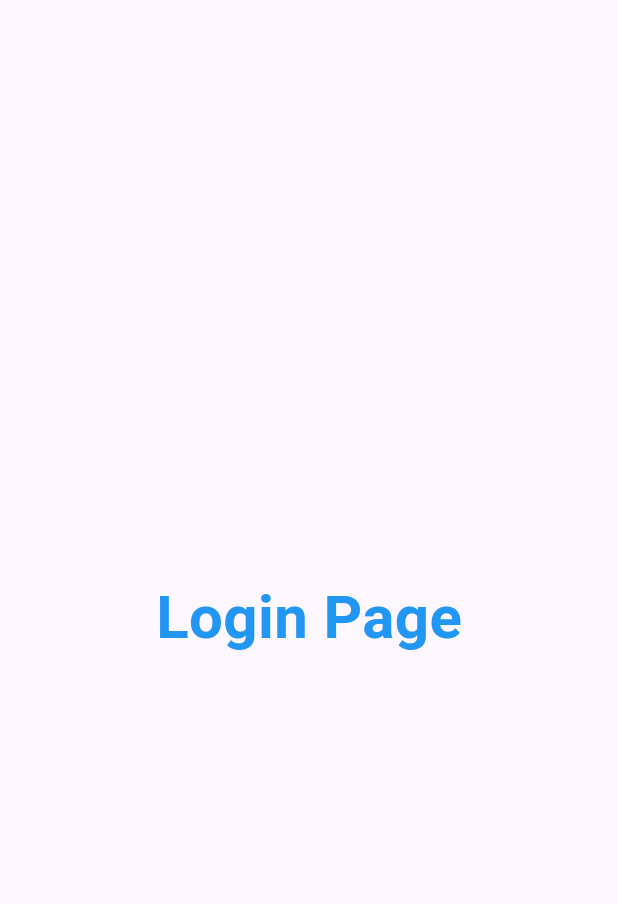
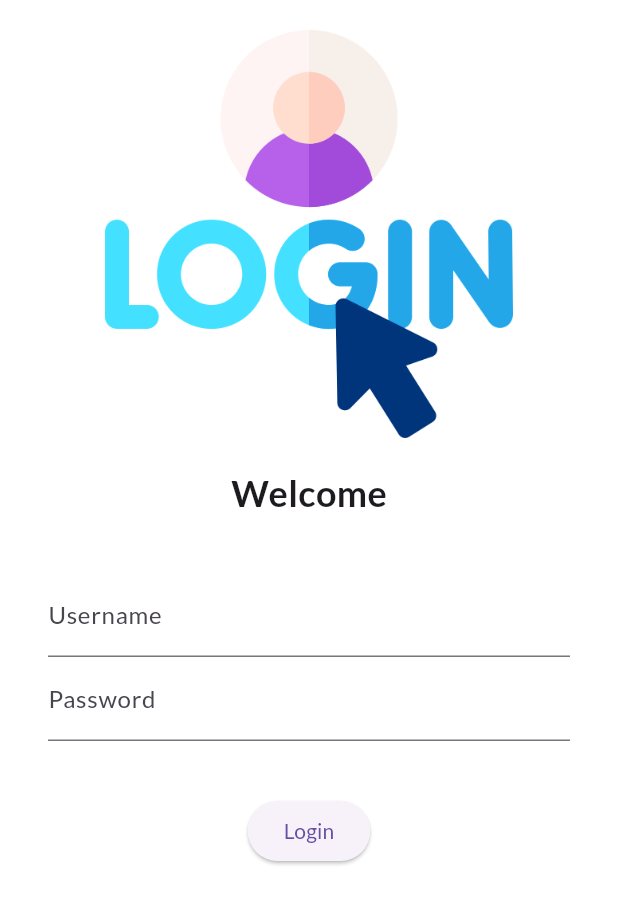
Before and after one commit to ductruzng/30DaysOfFlutter, a Flutter app: the screen it shows after launch, on a phone screen of 412 x 824 dp. Shown: the top 904 px of the screen. Run offline on Flutter 3.47's test engine with Material 3 defaults, Android fonts, the phone set to English and light mode, and no system bars; our stand-ins replace google_fonts.

Commit message:
Day 4 completed

```diff
--- a/lib/main.dart
+++ b/lib/main.dart
@@ -1,6 +1,7 @@
 import "package:flutter/material.dart";
 import 'package:flutter_catalog/pages/home_page.dart';
 import 'package:flutter_catalog/pages/login_page.dart';
+import 'package:google_fonts/google_fonts.dart';
 
 void main(){
   runApp(MyApp());
@@ -14,6 +15,7 @@ class MyApp extends StatelessWidget {
     return MaterialApp(
       themeMode: ThemeMode.light,
       theme: ThemeData(
+        fontFamily: GoogleFonts.lato().fontFamily,
         primarySwatch: Colors.deepPurple,
       ),
       darkTheme: ThemeData(
--- a/lib/pages/login_page.dart
+++ b/lib/pages/login_page.dart
@@ -6,15 +6,63 @@ class LoginPage extends StatelessWidget {
   @override
   Widget build(BuildContext context) {
     return Material(
-      child: Center(
-          child: Text(
-        "Login Page",
-        style: TextStyle(
-          color: Colors.blue,
-          fontSize: 40,
-          fontWeight: FontWeight.bold,
-        ),
-      )),
+      color: Colors.white,
+      child: Column(
+        children: [
+          SizedBox(
+            height: 20.0,
+          ),
+          Padding(
+            padding: EdgeInsets.symmetric(
+              horizontal: 70.0,
+            ),
+            child: Image.asset(
+              "assets/images/login.png",
+              fit: BoxFit.cover,
+            ),
+          ),
+          SizedBox(
+            height: 20.0,
+          ),
+          Text(
+            "Welcome",
+            style: TextStyle(fontSize: 24, fontWeight: FontWeight.bold),
+          ),
+          SizedBox(
+            height: 20.0,
+          ),
+          Padding(
+            padding:
+                const EdgeInsets.symmetric(horizontal: 32.0, vertical: 16.0),
+            child: Column(
+              children: [
+                TextFormField(
+                  decoration: InputDecoration(
+                    hintText: "Enter Username",
+                    labelText: "Username",
+                  ),
+                ),
+                TextFormField(
+                  obscureText: true,
+                  decoration: InputDecoration(
+                    hintText: "Enter Password",
+                    labelText: "Password",
+                  ),
+                ),
+              ],
+            ),
+          ),
+           SizedBox(
+            height: 20.0,
+          ),
+          ElevatedButton(
+            child: Text("Login"),
+            style:TextButton.styleFrom(),
+            onPressed: (){
+              print("Hi");
+            },)
+        ],
+      ),
     );
   }
 }
--- a/pubspec.yaml
+++ b/pubspec.yaml
@@ -35,6 +35,7 @@ dependencies:
   # The following adds the Cupertino Icons font to your application.
   # Use with the CupertinoIcons class for iOS style icons.
   cupertino_icons: ^1.0.2
+  google_fonts: ^6.1.0
 
 dev_dependencies:
   flutter_test:
@@ -59,8 +60,8 @@ flutter:
   uses-material-design: true
 
   # To add assets to your application, add an assets section, like this:
-  # assets:
-  #   - images/a_dot_burr.jpeg
+  assets:
+    - assets/images/
   #   - images/a_dot_ham.jpeg
 
   # An image asset can refer to one or more resolution-specific "variants", see
```
Also changed, not shown: assets/images/login.png (added), pubspec.lock, 1 other file.
